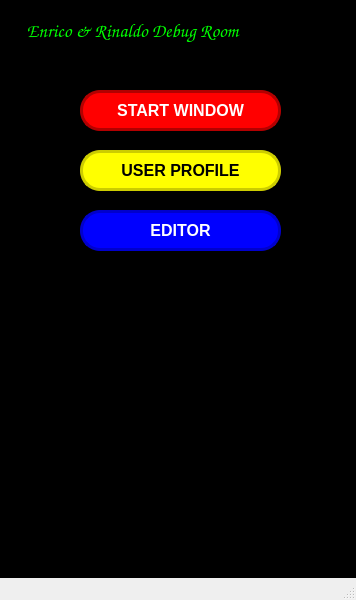
Old version of the form ClientModule/debugroom.ui in the repository giovannic96/Real-time-collaborative-text-editor.
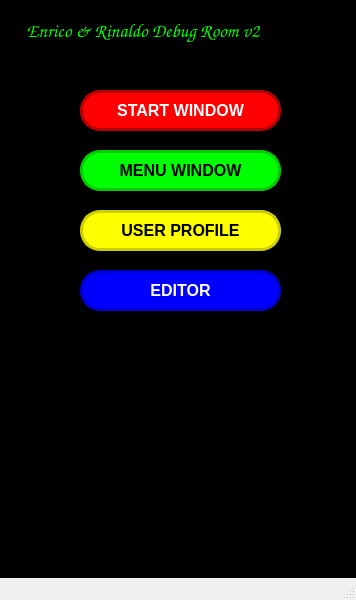
New version of the form.

```diff
--- a/ClientModule/debugroom.ui
+++ b/ClientModule/debugroom.ui
@@ -55,7 +55,7 @@
     <property name="geometry">
      <rect>
       <x>80</x>
-      <y>150</y>
+      <y>210</y>
       <width>201</width>
       <height>41</height>
      </rect>
@@ -89,7 +89,7 @@
     <property name="geometry">
      <rect>
       <x>80</x>
-      <y>210</y>
+      <y>270</y>
       <width>201</width>
       <height>41</height>
      </rect>
@@ -144,7 +144,41 @@
 text-align: center;</string>
     </property>
     <property name="text">
-     <string>    Enrico &amp; Rinaldo Debug Room</string>
+     <string>    Enrico &amp; Rinaldo Debug Room v2</string>
+    </property>
+   </widget>
+   <widget class="QPushButton" name="MenuWindowButton">
+    <property name="geometry">
+     <rect>
+      <x>80</x>
+      <y>150</y>
+      <width>201</width>
+      <height>41</height>
+     </rect>
+    </property>
+    <property name="font">
+     <font>
+      <pointsize>-1</pointsize>
+      <weight>75</weight>
+      <bold>true</bold>
+     </font>
+    </property>
+    <property name="styleSheet">
+     <string notr="true">#MenuWindowButton{color: rgb(0, 0, 0); 
+background-color: #00FF00; 
+font-size: 16px; 
+border-radius: 20px; 
+border: 3px solid #00CC00;
+}
+#MenuWindowButton:hover{
+background-color: #00CC00;
+}
+#MenuWindowButton:pressed{
+background-color: #008000;
+}</string>
+    </property>
+    <property name="text">
+     <string>MENU WINDOW</string>
     </property>
    </widget>
    <zorder>UserProfileButton</zorder>
```
Left out of the diff: 3 changed lines with no effect on the pictures.
